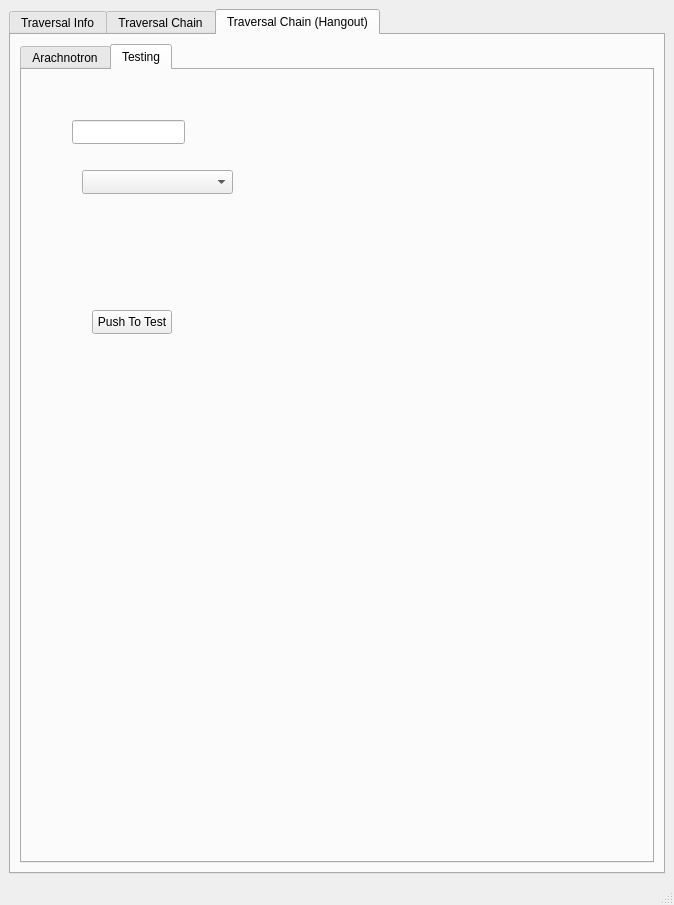
elizabethany/TraversalMaykr-Cpp-GUI, file mainwindow.ui: the form before one commit.
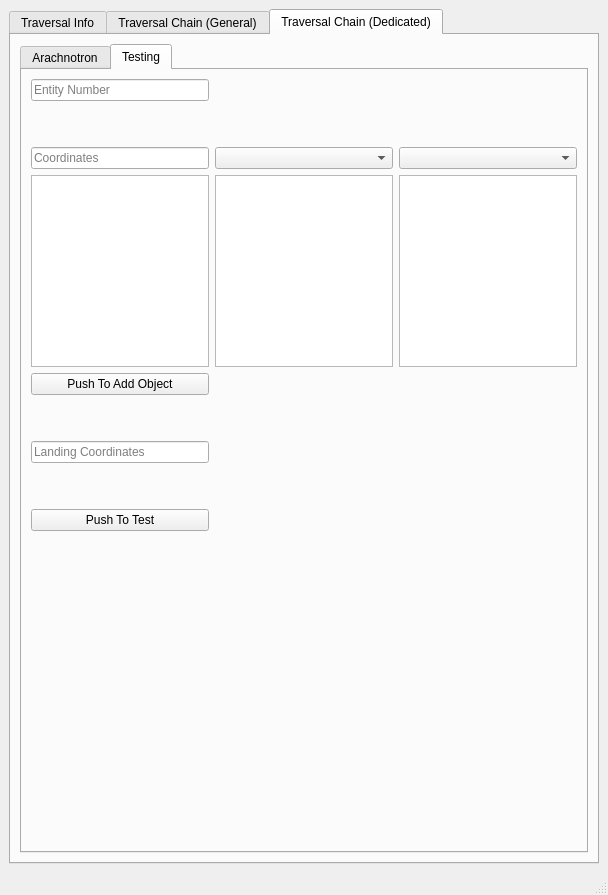
The form after the commit. Icons and pictures are not drawn.

Commit message: mostly functioning gui for arachnotron traversal chains testing

Diff of the .ui file:
```diff
--- a/mainwindow.ui
+++ b/mainwindow.ui
@@ -6,8 +6,8 @@
    <rect>
     <x>0</x>
     <y>0</y>
-    <width>674</width>
-    <height>905</height>
+    <width>608</width>
+    <height>895</height>
    </rect>
   </property>
   <property name="sizePolicy">
@@ -771,7 +771,7 @@
         </size>
        </property>
        <attribute name="title">
-        <string>Traversal Chain</string>
+        <string>Traversal Chain (General)</string>
        </attribute>
        <layout class="QVBoxLayout" name="verticalLayout_2">
         <item>
@@ -1500,7 +1500,7 @@
         </sizepolicy>
        </property>
        <attribute name="title">
-        <string>Traversal Chain (Hangout)</string>
+        <string>Traversal Chain (Dedicated)</string>
        </attribute>
        <layout class="QVBoxLayout" name="verticalLayout_3">
         <item>
@@ -1580,39 +1580,121 @@
              <attribute name="title">
               <string>Testing</string>
              </attribute>
-             <widget class="QPushButton" name="pushButtonForTesting">
-              <property name="geometry">
-               <rect>
-                <x>70</x>
-                <y>240</y>
-                <width>80</width>
-                <height>24</height>
-               </rect>
-              </property>
-              <property name="text">
-               <string>Push To Test</string>
-              </property>
-             </widget>
-             <widget class="QLineEdit" name="lineEdit">
-              <property name="geometry">
-               <rect>
-                <x>50</x>
-                <y>50</y>
-                <width>113</width>
-                <height>24</height>
-               </rect>
-              </property>
-             </widget>
-             <widget class="QComboBox" name="comboBox">
-              <property name="geometry">
-               <rect>
-                <x>60</x>
-                <y>100</y>
-                <width>151</width>
-                <height>24</height>
-               </rect>
-              </property>
-             </widget>
+             <layout class="QVBoxLayout" name="verticalLayout_4">
+              <item>
+               <layout class="QGridLayout" name="gridLayout_8">
+                <property name="sizeConstraint">
+                 <enum>QLayout::SetMaximumSize</enum>
+                </property>
+                <item row="5" column="0" colspan="3">
+                 <spacer name="verticalSpacer_13">
+                  <property name="orientation">
+                   <enum>Qt::Vertical</enum>
+                  </property>
+                  <property name="sizeHint" stdset="0">
+                   <size>
+                    <width>20</width>
+                    <height>40</height>
+                   </size>
+                  </property>
+                 </spacer>
+                </item>
+                <item row="2" column="2">
+                 <widget class="QComboBox" name="comboBox_idleAnimsArachnotron"/>
+                </item>
+                <item row="2" column="1">
+                 <widget class="QComboBox" name="comboBox_linkAnimsArachnotron">
+                  <property name="maxVisibleItems">
+                   <number>20</number>
+                  </property>
+                 </widget>
+                </item>
+                <item row="3" column="0">
+                 <widget class="QListWidget" name="listWidget_hangCoordsArachnotron"/>
+                </item>
+                <item row="8" column="0">
+                 <widget class="QPushButton" name="pushButtonForTesting">
+                  <property name="text">
+                   <string>Push To Test</string>
+                  </property>
+                 </widget>
+                </item>
+                <item row="2" column="0">
+                 <widget class="QLineEdit" name="inputCoordsHangArachnotron">
+                  <property name="placeholderText">
+                   <string>Coordinates</string>
+                  </property>
+                 </widget>
+                </item>
+                <item row="4" column="0">
+                 <widget class="QPushButton" name="pushButton_addChain">
+                  <property name="text">
+                   <string>Push To Add Object</string>
+                  </property>
+                 </widget>
+                </item>
+                <item row="3" column="1">
+                 <widget class="QListWidget" name="listWidget_hangLinkArachnotron"/>
+                </item>
+                <item row="6" column="0">
+                 <widget class="QLineEdit" name="inputCoordsLandArachnotron">
+                  <property name="placeholderText">
+                   <string>Landing Coordinates</string>
+                  </property>
+                 </widget>
+                </item>
+                <item row="0" column="0">
+                 <widget class="QLineEdit" name="inputEntityNameHangArachnotron">
+                  <property name="placeholderText">
+                   <string>Entity Number</string>
+                  </property>
+                 </widget>
+                </item>
+                <item row="3" column="2">
+                 <widget class="QListWidget" name="listWidget_hangIdleArachnotron"/>
+                </item>
+                <item row="1" column="1">
+                 <spacer name="verticalSpacer_14">
+                  <property name="orientation">
+                   <enum>Qt::Vertical</enum>
+                  </property>
+                  <property name="sizeHint" stdset="0">
+                   <size>
+                    <width>20</width>
+                    <height>40</height>
+                   </size>
+                  </property>
+                 </spacer>
+                </item>
+                <item row="7" column="0" colspan="3">
+                 <spacer name="verticalSpacer_15">
+                  <property name="orientation">
+                   <enum>Qt::Vertical</enum>
+                  </property>
+                  <property name="sizeHint" stdset="0">
+                   <size>
+                    <width>20</width>
+                    <height>40</height>
+                   </size>
+                  </property>
+                 </spacer>
+                </item>
+               </layout>
+              </item>
+              <item>
+               <spacer name="verticalSpacer_5">
+                <property name="orientation">
+                 <enum>Qt::Vertical</enum>
+                </property>
+                <property name="sizeHint" stdset="0">
+                 <size>
+                  <width>20</width>
+                  <height>40</height>
+                 </size>
+                </property>
+               </spacer>
+              </item>
+             </layout>
             </widget>
            </widget>
           </item>
```
The commit also changes 2 other files.
